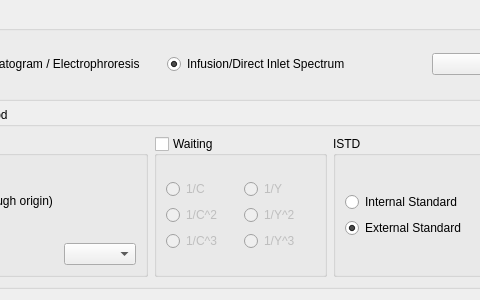
Above: src/plugins/quan/quanconfigform.ui from qtplatz/qtplatz before the change; both pictures show x 118 to 598 and y 0 to 300 of the 831 by 300 pixel window. Below: the same form after it.
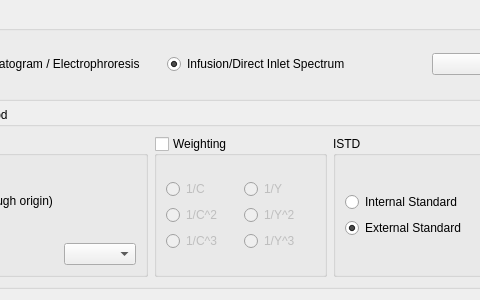
That is the form after the change.

```diff
--- a/src/plugins/quan/quanconfigform.ui
+++ b/src/plugins/quan/quanconfigform.ui
@@ -99,7 +99,7 @@
         <item row="0" column="1">
          <widget class="QGroupBox" name="groupBox_5">
           <property name="title">
-           <string>Waiting</string>
+           <string>Weighting</string>
           </property>
           <property name="checkable">
            <bool>true</bool>
```
